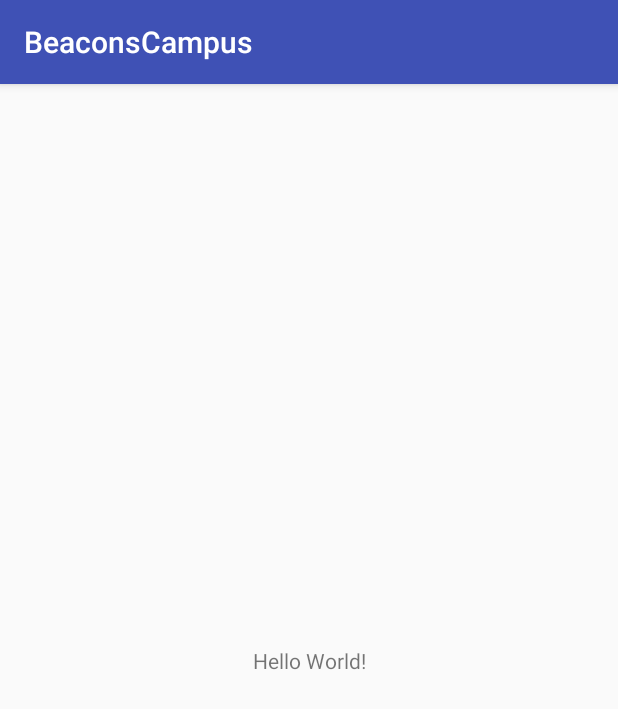
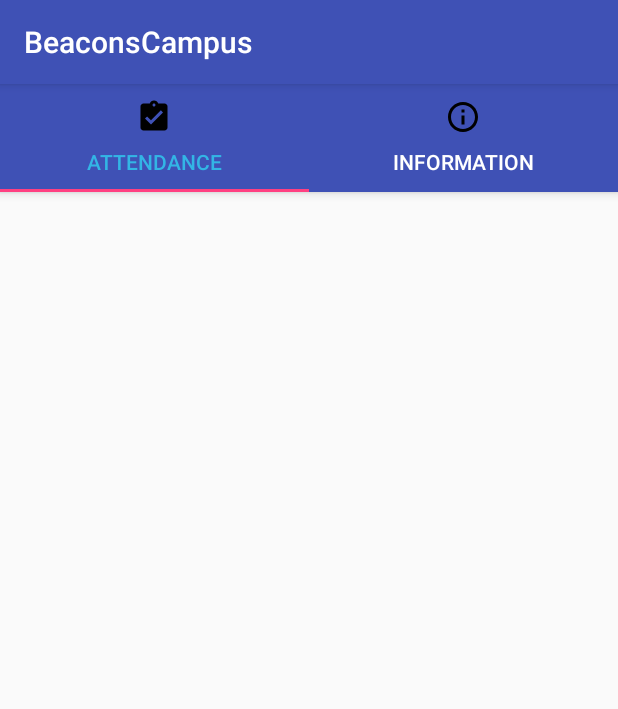
Before and after one commit to GenialRapier/BeaconsOfCampus, an Android app: the screen it shows after launch (MainActivity), on a phone screen of 412 x 824 dp. Shown: the top 709 px of the screen. Run offline under Robolectric (Android 15) with nearby library versions, the phone set to English and light mode, and no system bars; libraries missing offline, so code that uses them is left out: org.altbeacon.beacon; 4 statements that could not run were skipped.

Commit message:
Now implementing tabView

```diff
--- /dev/null
+++ b/app/src/main/java/com/gr/beaconscampus/AttendanceActivityFragment.java
@@ -0,0 +1,47 @@
+package com.gr.beaconscampus;
+
+import android.os.Bundle;
+import android.support.annotation.Nullable;
+import android.support.v4.app.Fragment;
+import android.view.LayoutInflater;
+import android.view.View;
+import android.view.ViewGroup;
+
+/**
+ * Created by ahmad on 02/05/2018.
+ */
+
+public class AttendanceActivityFragment extends Fragment{
+
+    public AttendanceActivityFragment() {
+
+    }
+
+    @Override
+    public View onCreateView(LayoutInflater inflater, ViewGroup container, Bundle savedInstanceState) {
+
+        View rootView = inflater.inflate(R.layout.fragment_attendance, container, false);
+
+        return rootView;
+    }
+
+    @Override
+    public void onViewCreated(View view, @Nullable Bundle savedInstanceState) {
+        super.onViewCreated(view, savedInstanceState);
+    }
+
+    @Override
+    public void onStart() {
+        super.onStart();
+    }
+
+    @Override
+    public void onStop() {
+        super.onStop();
+    }
+
+    @Override
+    public void onActivityCreated(@Nullable Bundle savedInstanceState) {
+        super.onActivityCreated(savedInstanceState);
+    }
+}
--- /dev/null
+++ b/app/src/main/java/com/gr/beaconscampus/BeaconPagerAdapter.java
@@ -0,0 +1,60 @@
+package com.gr.beaconscampus;
+
+import android.content.Context;
+import android.support.v4.app.Fragment;
+import android.support.v4.app.FragmentManager;
+import android.support.v4.app.FragmentPagerAdapter;
+
+/**
+ * Created by ahmad on 02/05/2018.
+ */
+
+public class BeaconPagerAdapter extends FragmentPagerAdapter{
+    final int PAGE_COUNT = 2;
+    private Context mContext;
+
+    public BeaconPagerAdapter(FragmentManager fm, Context context) {
+        super(fm);
+        this.mContext = context;
+    }
+
+    private Fragment[] fragments = new Fragment[PAGE_COUNT];
+
+    @Override
+    public Fragment getItem(int position) {
+        switch (position) {
+            case 0:
+                fragments[position] = new AttendanceActivityFragment();
+                return fragments[position];
+            case 1:
+                fragments[position] = new InformationActivityFragment();
+                return fragments[position];
+            default:
+                fragments[0] = new AttendanceActivityFragment();
+                return fragments[0];
+        }
+    }
+
+    @Override
+    public CharSequence getPageTitle(int position) {
+        if (position == 0) {
+            return mContext.getString(R.string.title_activity_attendance);
+        }
+        else {
+            return mContext.getString(R.string.title_activity_information);
+        }
+    }
+
+    @Override
+    public int getCount() {
+        return PAGE_COUNT;
+    }
+
+    public Fragment getMyFragment(int position) {
+        try {
+            return fragments[position];
+        } catch (IndexOutOfBoundsException e) {
+            return null;
+        }
+    }
+}
--- /dev/null
+++ b/app/src/main/java/com/gr/beaconscampus/InformationActivityFragment.java
@@ -0,0 +1,31 @@
+package com.gr.beaconscampus;
+
+import android.app.Activity;
+import android.os.Bundle;
+import android.support.annotation.Nullable;
+import android.support.v4.app.Fragment;
+import android.view.LayoutInflater;
+import android.view.View;
+import android.view.ViewGroup;
+
+/**
+ * Created by ahmad on 02/05/2018.
+ */
+
+public class InformationActivityFragment extends Fragment {
+
+    @Override
+    public View onCreateView(LayoutInflater inflater, ViewGroup container, Bundle savedInstanceState) {
+
+        final Activity activity = getActivity();
+
+        View rootView = inflater.inflate(R.layout.fragment_information, container, false);
+
+        return rootView;
+    }
+
+    @Override
+    public void onCreate(@Nullable Bundle savedInstanceState) {
+        super.onCreate(savedInstanceState);
+    }
+}
--- a/app/src/main/java/com/gr/beaconscampus/MainActivity.java
+++ b/app/src/main/java/com/gr/beaconscampus/MainActivity.java
@@ -1,23 +1,69 @@
 package com.gr.beaconscampus;
 
-import android.Manifest;
-import android.content.pm.PackageManager;
-import android.support.v4.app.ActivityCompat;
-import android.support.v4.content.ContextCompat;
+import android.content.Context;
+import android.support.design.widget.TabLayout;
+import android.support.v4.view.ViewPager;
 import android.support.v7.app.AppCompatActivity;
 import android.os.Bundle;
 import android.widget.Toast;
 
 public class MainActivity extends AppCompatActivity {
 
+    private TabLayout tabLayout;
+    private BeaconPagerAdapter pagerAdapter;
+    private long mBackPressed;
+
+    private int[] tabIcons = {
+            R.drawable.ic_assignment_turned_in_black_24dp,
+            R.drawable.ic_info_outline_black_24dp
+    };
+
+    private BeaconPagerAdapter getPagerAdapter() {
+        return pagerAdapter;
+    }
+
     @Override
     protected void onCreate(Bundle savedInstanceState) {
         super.onCreate(savedInstanceState);
+        Context context = getApplicationContext();
         setContentView(R.layout.activity_main);
+
+        // Find the view pager that will allow the user to swipe between fragments
+        ViewPager viewPager = (ViewPager) findViewById(R.id.viewpager);
+
+        // Create an adapter that knows which fragment should be shown on each page
+        pagerAdapter = new BeaconPagerAdapter(getSupportFragmentManager(), this);
+
+        viewPager.setAdapter(pagerAdapter);
+
+        tabLayout = (TabLayout) findViewById(R.id.sliding_tabs);
+        tabLayout.setupWithViewPager(viewPager);
+
+        setupTabIcons();
     }
 
     @Override
     protected void onDestroy() {
         super.onDestroy();
     }
+
+    @Override
+    protected void onResume() {
+        super.onResume();
+    }
+
+    @Override
+    public void onBackPressed() {
+        if (mBackPressed + 2000 > System.currentTimeMillis()) {
+            super.onBackPressed();
+        } else {
+            Toast.makeText(getBaseContext(), R.string.prompt_quit, Toast.LENGTH_SHORT).show();
+        }
+        mBackPressed = System.currentTimeMillis();
+    }
+
+    private void setupTabIcons() {
+        tabLayout.getTabAt(0).setIcon(tabIcons[0]);
+        tabLayout.getTabAt(1).setIcon(tabIcons[1]);
+    }
 }
--- /dev/null
+++ b/app/src/main/res/drawable/ic_assignment_turned_in_black_24dp.xml
@@ -0,0 +1,9 @@
+<vector xmlns:android="http://schemas.android.com/apk/res/android"
+        android:width="24dp"
+        android:height="24dp"
+        android:viewportWidth="24.0"
+        android:viewportHeight="24.0">
+    <path
+        android:fillColor="#FF000000"
+        android:pathData="M19,3h-4.18C14.4,1.84 13.3,1 12,1c-1.3,0 -2.4,0.84 -2.82,2L5,3c-1.1,0 -2,0.9 -2,2v14c0,1.1 0.9,2 2,2h14c1.1,0 2,-0.9 2,-2L21,5c0,-1.1 -0.9,-2 -2,-2zM12,3c0.55,0 1,0.45 1,1s-0.45,1 -1,1 -1,-0.45 -1,-1 0.45,-1 1,-1zM10,17l-4,-4 1.41,-1.41L10,14.17l6.59,-6.59L18,9l-8,8z"/>
+</vector>
--- /dev/null
+++ b/app/src/main/res/drawable/ic_info_outline_black_24dp.xml
@@ -0,0 +1,9 @@
+<vector xmlns:android="http://schemas.android.com/apk/res/android"
+        android:width="24dp"
+        android:height="24dp"
+        android:viewportWidth="24.0"
+        android:viewportHeight="24.0">
+    <path
+        android:fillColor="#FF000000"
+        android:pathData="M11,17h2v-6h-2v6zM12,2C6.48,2 2,6.48 2,12s4.48,10 10,10 10,-4.48 10,-10S17.52,2 12,2zM12,20c-4.41,0 -8,-3.59 -8,-8s3.59,-8 8,-8 8,3.59 8,8 -3.59,8 -8,8zM11,9h2L13,7h-2v2z"/>
+</vector>
--- a/app/src/main/res/layout/activity_main.xml
+++ b/app/src/main/res/layout/activity_main.xml
@@ -6,13 +6,24 @@
     android:layout_height="match_parent"
     tools:context="com.gr.beaconscampus.MainActivity">
 
-    <TextView
-        android:layout_width="wrap_content"
+    <android.support.design.widget.AppBarLayout
+        android:layout_width="match_parent"
         android:layout_height="wrap_content"
-        android:text="Hello World!"
-        app:layout_constraintBottom_toBottomOf="parent"
-        app:layout_constraintLeft_toLeftOf="parent"
-        app:layout_constraintRight_toRightOf="parent"
-        app:layout_constraintTop_toTopOf="parent" />
+        app:layout_scrollFlags="scroll|enterAlways">
+
+        <android.support.design.widget.TabLayout
+            android:id="@+id/sliding_tabs"
+            app:tabTextColor="@android:color/white"
+            app:tabSelectedTextColor="@android:color/holo_blue_light"
+            android:layout_width="match_parent"
+            android:layout_height="wrap_content" />
+
+    </android.support.design.widget.AppBarLayout>
+
+    <android.support.v4.view.ViewPager
+        android:id="@+id/viewpager"
+        android:layout_width="match_parent"
+        android:layout_height="match_parent"
+        app:layout_behavior="@string/appbar_scrolling_view_behavior" />
 
 </android.support.constraint.ConstraintLayout>
--- /dev/null
+++ b/app/src/main/res/layout/fragment_attendance.xml
@@ -0,0 +1,6 @@
+<?xml version="1.0" encoding="utf-8"?>
+<LinearLayout xmlns:android="http://schemas.android.com/apk/res/android"
+    android:layout_width="match_parent"
+    android:layout_height="match_parent">
+
+</LinearLayout>
--- /dev/null
+++ b/app/src/main/res/layout/fragment_information.xml
@@ -0,0 +1,6 @@
+<?xml version="1.0" encoding="utf-8"?>
+<LinearLayout xmlns:android="http://schemas.android.com/apk/res/android"
+    android:layout_width="match_parent"
+    android:layout_height="match_parent">
+
+</LinearLayout>
--- a/app/src/main/res/values/strings.xml
+++ b/app/src/main/res/values/strings.xml
@@ -1,3 +1,9 @@
 <resources>
     <string name="app_name">BeaconsCampus</string>
+
+    <string name="title_activity_attendance">Attendance</string>
+
+    <string name="title_activity_information">Information</string>
+
+    <string name="prompt_quit">Press back again to leave</string>
 </resources>
```
